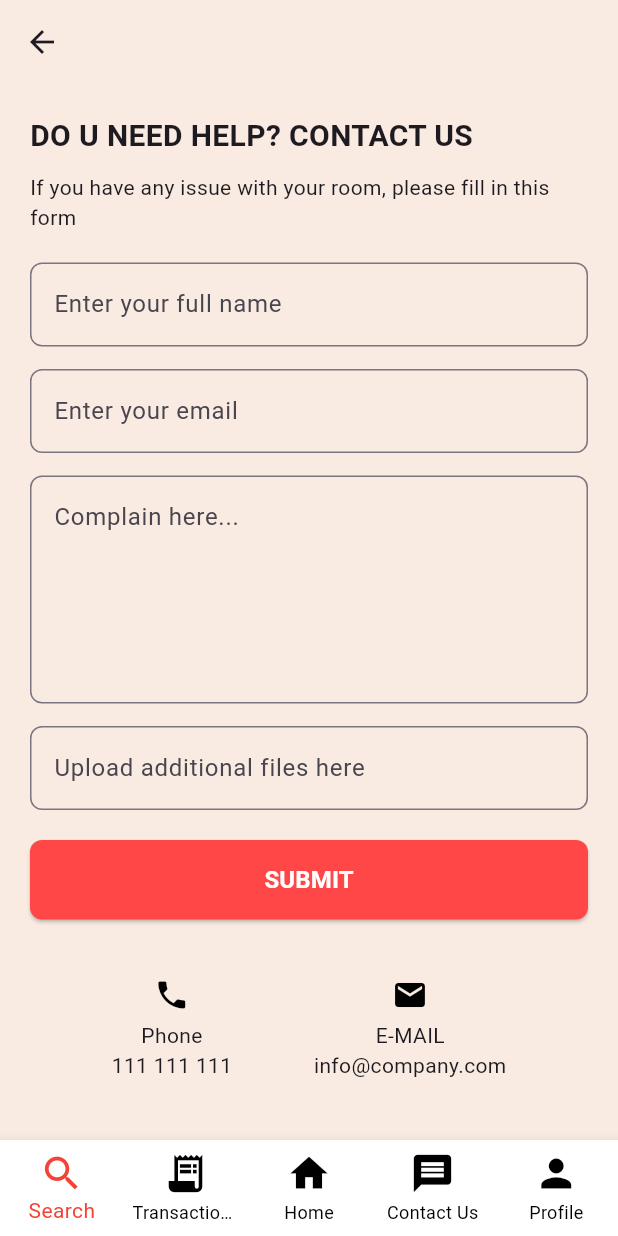
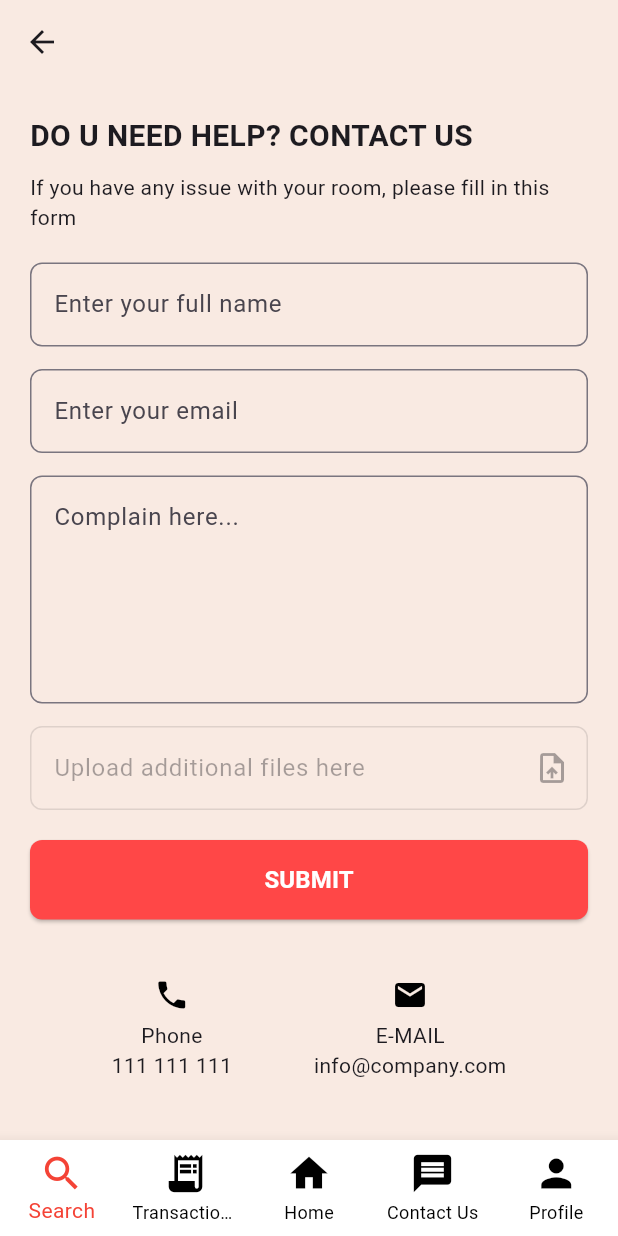
Before and after one commit to nrlfatiihah/OthegoApp, a Flutter app: the HelpContactPage screen opened directly, on a phone screen of 412 x 824 dp. Run offline on Flutter 3.47's test engine with Material 3 defaults, Android fonts, the phone set to English and light mode, and no system bars; our stand-ins replace file_picker; missing offline and left inert: mysql1; accounts and stored records are empty.

Commit message:
i tried to edit my complain page, (part file_picker) and also in pubspec.yaml but got some error.also because of error in pubspec.yaml, i cant install the file_picker. huhuhu

```diff
--- a/lib/screens/complainpage.dart
+++ b/lib/screens/complainpage.dart
@@ -1,9 +1,9 @@
 import 'package:flutter/material.dart';
 import 'package:flutter/services.dart';
+import 'package:file_picker/file_picker.dart';
 import 'package:othego_project/screens/homepage.dart';
 import 'package:othego_project/screens/profile.dart';
 import 'package:othego_project/screens/successfulcomplain.dart';
-
 
 
 void main() {
@@ -31,6 +31,7 @@ class HelpContactPage extends StatefulWidget {
 
 class _HelpContactPageState extends State<HelpContactPage> {
   int _currentIndex = 0;
+  String? uploadedFileName; // Store the file name
 
   @override
   Widget build(BuildContext context) {
@@ -89,16 +90,28 @@ class _HelpContactPageState extends State<HelpContactPage> {
               ),
             ),
             const SizedBox(height: 15),
-            TextField(
-              decoration: InputDecoration(
-                hintText: "Upload additional files here",
-                border: OutlineInputBorder(
-                  borderRadius: BorderRadius.circular(8.0),
+            GestureDetector(
+              onTap: () async {
+                FilePickerResult? result =
+                    await FilePicker.platform.pickFiles(
+                  type: FileType.image, // Allows only image files
+                );
+                if (result != null) {
+                  setState(() {
+                    uploadedFileName = result.files.single.name;
+                  });
+                }
+              },
+              child: TextField(
+                enabled: false, // Disable manual text input
+                decoration: InputDecoration(
+                  hintText: uploadedFileName ?? "Upload additional files here",
+                  border: OutlineInputBorder(
+                    borderRadius: BorderRadius.circular(8.0),
+                  ),
+                  suffixIcon: const Icon(Icons.upload_file),
                 ),
               ),
-              onTap: () {
-                // Implement file upload functionality here.
-              },
             ),
             const SizedBox(height: 20),
             SizedBox(
@@ -107,7 +120,9 @@ class _HelpContactPageState extends State<HelpContactPage> {
                 onPressed: () {
                   Navigator.pushReplacement(
                     context,
-                    MaterialPageRoute(builder: (context) => SuccessPage()),
+                    MaterialPageRoute(
+                      builder: (context) => SuccessPage(),
+                    ),
                   );
                 },
                 style: ElevatedButton.styleFrom(
@@ -182,7 +197,8 @@ class _HelpContactPageState extends State<HelpContactPage> {
           if (index == 3) {
             Navigator.push(
               context,
-            MaterialPageRoute(builder: (context) => HelpContactPageApp()),
+              MaterialPageRoute(
+                  builder: (context) => const HelpContactPageApp()),
             );
           }
           if (index == 4) {
--- a/pubspec.yaml
+++ b/pubspec.yaml
@@ -30,6 +30,7 @@ environment:
 dependencies:
   flutter:
     sdk: flutter
+    file_picker : ^8.1.7
 
 
   # The following adds the Cupertino Icons font to your application.
```
